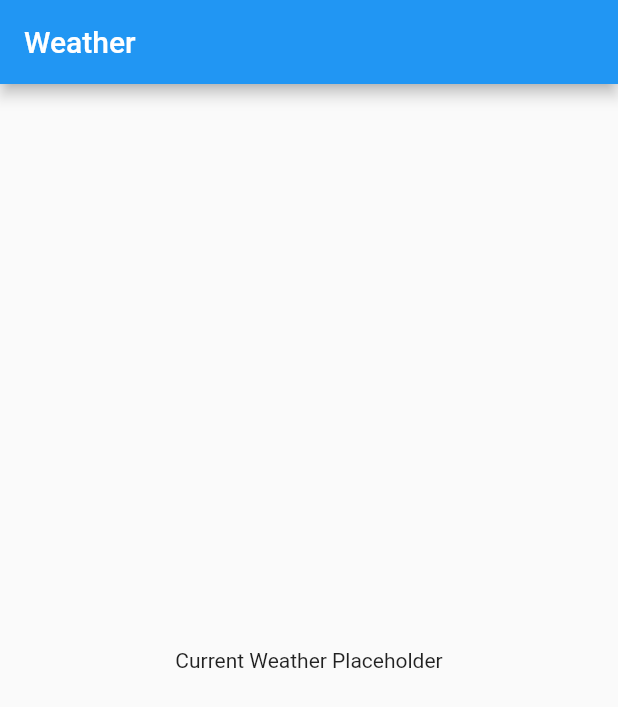
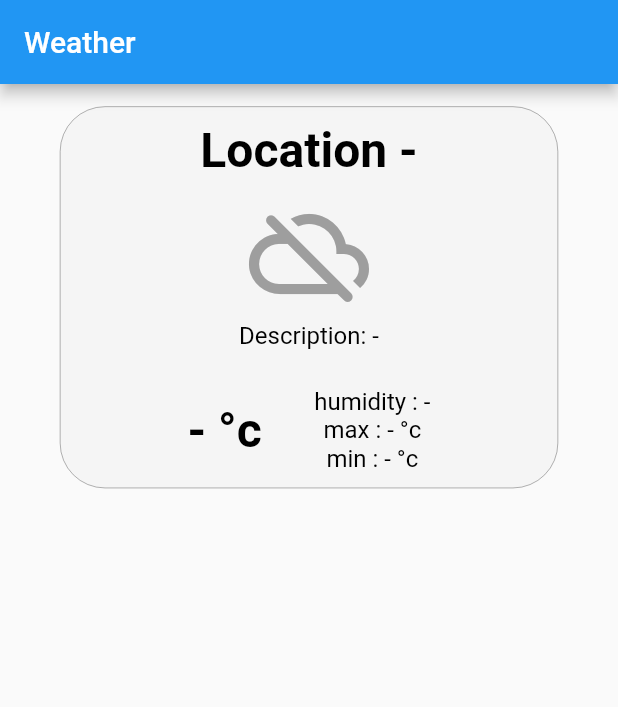
Before and after one commit to shobhitpuri/flutter-coding-tryout, a Flutter app: the screen it shows after launch, on a phone screen of 412 x 824 dp. Shown: the top 707 px of the screen. Run offline on Flutter 3.47's test engine with Material 2 defaults, Android fonts, the light colour scheme and no system bars; our stand-ins replace weather.

Commit message:
Added stub UI for the Weather Widget (#2)

```diff
--- a/lib/main.dart
+++ b/lib/main.dart
@@ -1,4 +1,5 @@
 import 'package:flutter/material.dart';
+import 'weather/ui/weather_widget.dart';
 
 void main() {
   runApp(WeatherApp());
@@ -22,11 +23,10 @@ class _WeatherHomePageState extends State<WeatherApp> {
     // This method is rerun every time setState is called
     return MaterialApp(
         home: Scaffold(
-            appBar: AppBar(
-              title: Text("Weather"),
-            ),
-            body: Center(
-              child: Text("Current Weather Placeholder"),
-            )));
+      appBar: AppBar(
+        title: Text("Weather"),
+      ),
+      body: WeatherWidget(),
+    ));
   }
 }
--- /dev/null
+++ b/lib/weather/common/ui/text_styles.dart
@@ -0,0 +1,25 @@
+import 'package:flutter/material.dart';
+
+/// TextStyle for normal sized text
+class SmallNormalTextStyle extends TextStyle {
+  @override
+  double get fontSize => 16;
+
+  @override
+  FontWeight get fontWeight => FontWeight.normal;
+
+  @override
+  Color get color => Colors.black;
+}
+
+/// TextStyle for big bold text
+class BigBoldTextStyle extends TextStyle {
+  @override
+  double get fontSize => 32;
+
+  @override
+  FontWeight get fontWeight => FontWeight.w700;
+
+  @override
+  Color get color => Colors.black;
+}
--- a/lib/weather/models/weather_info.dart
+++ b/lib/weather/models/weather_info.dart
@@ -8,6 +8,11 @@ enum WeatherCondition {
   Clear,
   Clouds
 }
+
+/// Although the weather package has a class named Weather with all the API result,
+/// I created the class with the limited set we need for out app.
+/// Even if we swap the Open Weather API or the weather package, we'd only need
+/// to populate this class object to show information we want. '
 
 class WeatherInfo {
   /// Location string to show on widget.
--- /dev/null
+++ b/lib/weather/ui/sub_components/weather_description_widget.dart
@@ -0,0 +1,33 @@
+import 'package:flutter/material.dart';
+import '../../common/ui/text_styles.dart';
+
+/// Sub widget for showing current description of weather using words and image.
+
+class WeatherDescriptionWidget extends StatelessWidget {
+  @override
+  Widget build(BuildContext context) {
+    return Column(
+      children: [
+        Row(
+          mainAxisAlignment: MainAxisAlignment.center,
+          children: <Widget>[
+            Icon(
+              Icons.cloud_off_rounded,
+              color: Colors.grey,
+              size: 80.0,
+            ),
+          ],
+        ),
+        Center(
+            child: Padding(
+          padding: EdgeInsets.only(top: 5.0, bottom: 15),
+          child: Text(
+            "Description: -",
+            textAlign: TextAlign.center,
+            style: SmallNormalTextStyle(),
+          ),
+        )),
+      ],
+    );
+  }
+}
--- /dev/null
+++ b/lib/weather/ui/sub_components/weather_location_widget.dart
@@ -0,0 +1,15 @@
+import 'package:flutter/material.dart';
+import '../../common/ui/text_styles.dart';
+
+/// Sub widget for location information like city and country.
+
+class WeatherLocationWidget extends StatelessWidget {
+  @override
+  Widget build(BuildContext context) {
+    return Text(
+      "Location -",
+      textAlign: TextAlign.center,
+      style: BigBoldTextStyle(),
+    );
+  }
+}
--- /dev/null
+++ b/lib/weather/ui/sub_components/weather_temp_humidity_widget.dart
@@ -0,0 +1,38 @@
+import 'package:flutter/material.dart';
+import '../../common/ui/text_styles.dart';
+
+/// Sub widget for showing temperature and humidity.
+
+class WeatherTempHumidityWidget extends StatelessWidget {
+  @override
+  Widget build(BuildContext context) {
+    return Row(
+      mainAxisAlignment: MainAxisAlignment.center,
+      children: [
+        Padding(
+          padding: EdgeInsets.only(right: 35.0),
+          child: Text(
+            '- °c',
+            style: BigBoldTextStyle(),
+          ),
+        ),
+        Column(
+          children: [
+            Text(
+              'humidity : -',
+              style: SmallNormalTextStyle(),
+            ),
+            Text(
+              'max : - °c',
+              style: SmallNormalTextStyle(),
+            ),
+            Text(
+              'min : - °c',
+              style: SmallNormalTextStyle(),
+            )
+          ],
+        )
+      ],
+    );
+  }
+}
--- /dev/null
+++ b/lib/weather/ui/weather_widget.dart
@@ -0,0 +1,38 @@
+import 'package:flutter/material.dart';
+import 'sub_components/weather_location_widget.dart';
+import 'sub_components/weather_description_widget.dart';
+import 'sub_components/weather_temp_humidity_widget.dart';
+
+class WeatherWidget extends StatelessWidget {
+  @override
+  Widget build(BuildContext context) {
+    return SingleChildScrollView(
+        // Needed for pull to refresh
+        physics: const AlwaysScrollableScrollPhysics(),
+        clipBehavior: Clip.none,
+        child: Center(
+            // center whole container.
+            child: Container(
+                // Show background around whole container
+                margin: EdgeInsets.only(top: 15, left: 40, right: 40),
+                decoration: new BoxDecoration(
+                    border: new Border.all(width: 0.2, color: Colors.black),
+                    borderRadius: const BorderRadius.all(Radius.circular(30.0)),
+                    color: new Color.fromRGBO(225, 225, 225, 0.2)),
+                child: Column(
+                  crossAxisAlignment: CrossAxisAlignment.center,
+                  children: [
+                    Padding(
+                      padding: EdgeInsets.only(top: 10),
+                      child: WeatherLocationWidget(),
+                    ),
+                    Padding(
+                        padding: EdgeInsets.only(top: 10),
+                        child: WeatherDescriptionWidget()),
+                    Padding(
+                        padding: EdgeInsets.only(top: 10, bottom: 10),
+                        child: WeatherTempHumidityWidget())
+                  ],
+                ))));
+  }
+}
```
